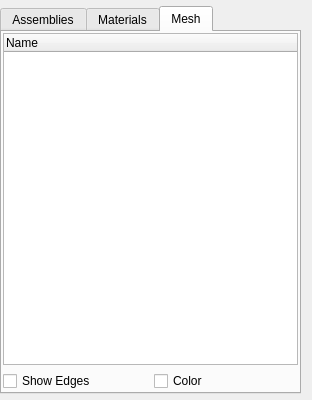
The window that Application/qInputListWidget.ui (Sprunth/RGG) describes before a commit, drawn with Qt 5.
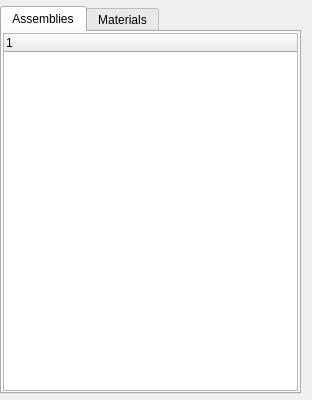
The same window after the commit. The open tabs and pages were chosen to show the change.

```diff
--- a/Application/qInputListWidget.ui
+++ b/Application/qInputListWidget.ui
@@ -105,43 +105,6 @@
        </item>
       </layout>
      </widget>
-     <widget class="QWidget" name="tabModel">
-      <attribute name="title">
-       <string>Mesh</string>
-      </attribute>
-      <layout class="QGridLayout" name="gridLayout_2">
-       <property name="margin">
-        <number>1</number>
-       </property>
-       <item row="0" column="0">
-        <widget class="QTreeWidget" name="ModelTree">
-         <column>
-          <property name="text">
-           <string>Name</string>
-          </property>
-         </column>
-        </widget>
-       </item>
-       <item row="1" column="0">
-        <layout class="QHBoxLayout" name="horizontalLayout">
-         <item>
-          <widget class="QCheckBox" name="ShowEdges">
-           <property name="text">
-            <string>Show Edges</string>
-           </property>
-          </widget>
-         </item>
-         <item>
-          <widget class="QCheckBox" name="ColorMesh">
-           <property name="text">
-            <string>Color</string>
-           </property>
-          </widget>
-         </item>
-        </layout>
-       </item>
-      </layout>
-     </widget>
     </widget>
    </item>
   </layout>
```
